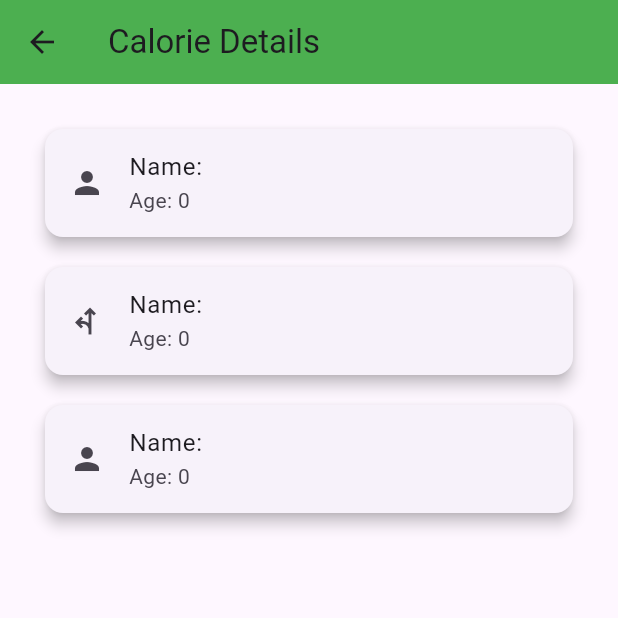
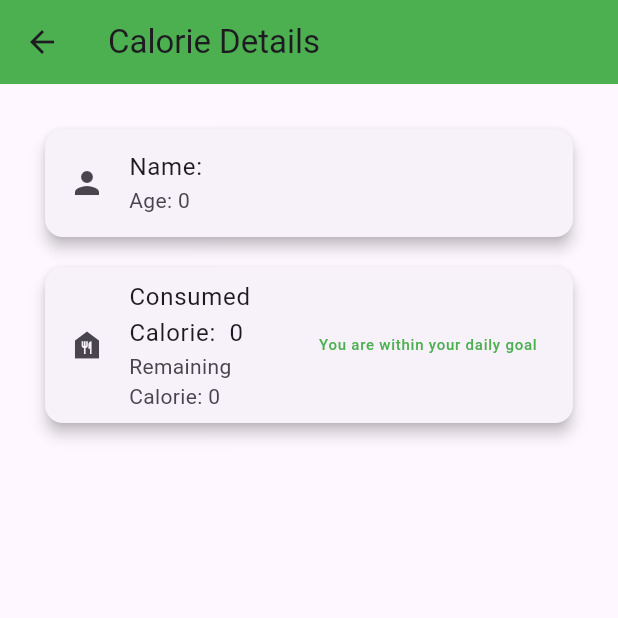
Before and after one commit to HitheshS/Flutter5, a Flutter app: the CalorieResultScreen screen opened directly with empty values, on a phone screen of 412 x 824 dp, the top half of it. Run offline on Flutter 3.47's test engine with Material 3 defaults, Android fonts, the phone set to English and light mode, and no system bars.

Commit message:
Update calorie_result_screen.dart

```diff
--- a/Ex 5/flutter_application_5/lib/calorie_result_screen.dart
+++ b/Ex 5/flutter_application_5/lib/calorie_result_screen.dart
@@ -30,19 +30,11 @@ class CalorieResultScreen extends StatelessWidget {
               elevation: 4,
               margin: EdgeInsets.all(10),
               child: ListTile(
-                leading: Icon(Icons.fork_left),
-                title: Text('Name:  ${user.name}'),
-                subtitle: Text('Age: ${user.age}'),
-              ),
-            ),
-
-            Card(
-              elevation: 4,
-              margin: EdgeInsets.all(10),
-              child: ListTile(
-                leading: Icon(Icons.person),
-                title: Text('Name:  ${user.name}'),
-                subtitle: Text('Age: ${user.age}'),
+                leading: Icon(Icons.food_bank),
+                title: Text('Consumed Calorie:  $totalcalorie'),
+                subtitle: Text('Remaining Calorie: $rem_cal'),
+                trailing: (rem_cal >= 0)? Text('You are within your daily goal', style: TextStyle(color: Colors.green, fontSize: 10),): Text('You exceeded your daily goal', style: TextStyle(color: Colors.red, fontSize: 10),
+                )
               ),
             ),
 
```
